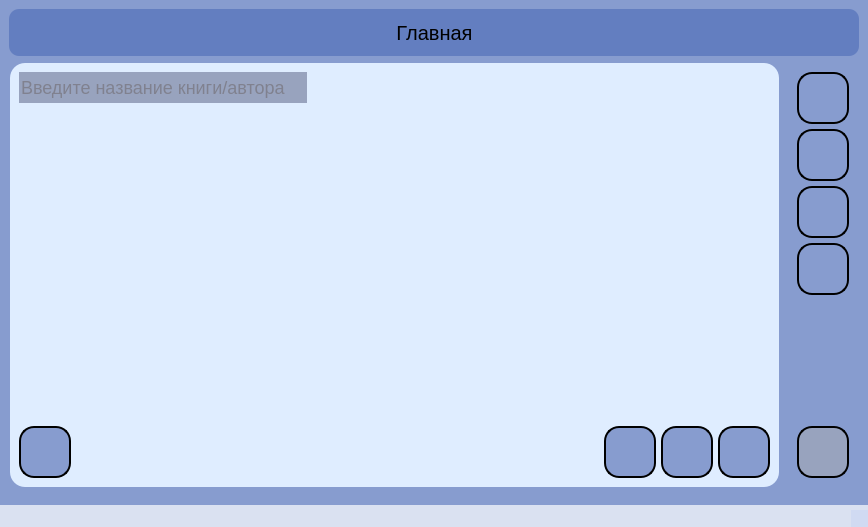
Above: mainwindow.ui from Shersula/LibrarySystem before the change. Below: the same form after it.
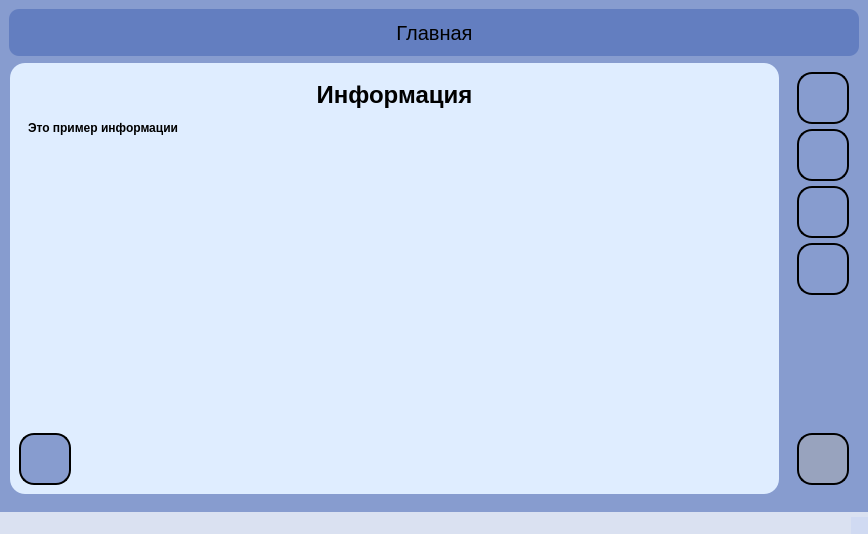
That is the form after the change. Icons and pictures are not drawn.

Commit message: Info Page Done

```diff
--- a/mainwindow.ui
+++ b/mainwindow.ui
@@ -10,7 +10,7 @@
     <x>0</x>
     <y>0</y>
     <width>868</width>
-    <height>527</height>
+    <height>534</height>
    </rect>
   </property>
   <property name="windowTitle">
@@ -128,14 +128,14 @@
        <item>
         <widget class="QStackedWidget" name="MainWidget">
          <property name="styleSheet">
-          <string notr="true">#AuthorizedPage, #GiveBookPage, #ClearPage, #GiveTicketPage, #CreateTicketPage, #BooksPage, #AddBookPage
+          <string notr="true">#AuthorizedPage, #GiveBookPage, #ClearPage, #GiveTicketPage, #CreateTicketPage, #BooksPage, #AddBookPage, #InfoPage
 {
 	background-color: rgba(255, 255, 255, 0);	
 	border-image: url(:/res/img/bg.png);
 }</string>
          </property>
          <property name="currentIndex">
-          <number>4</number>
+          <number>5</number>
          </property>
          <widget class="QWidget" name="AuthorizedPage">
           <layout class="QVBoxLayout" name="verticalLayout_5">
@@ -1969,6 +1969,161 @@
            </item>
           </layout>
          </widget>
+         <widget class="QWidget" name="InfoPage">
+          <layout class="QVBoxLayout" name="verticalLayout_29">
+           <property name="spacing">
+            <number>0</number>
+           </property>
+           <property name="leftMargin">
+            <number>0</number>
+           </property>
+           <property name="topMargin">
+            <number>0</number>
+           </property>
+           <property name="bottomMargin">
+            <number>0</number>
+           </property>
+           <item>
+            <widget class="QWidget" name="MainSubWindow_6" native="true">
+             <property name="styleSheet">
+              <string notr="true">#MainSubWindow_6
+{
+	background-color: rgb(223, 237, 255);
+	border-radius: 15px;
+}</string>
+             </property>
+             <layout class="QVBoxLayout" name="verticalLayout_28">
+              <property name="spacing">
+               <number>0</number>
+              </property>
+              <item>
+               <widget class="QWidget" name="InfoBox" native="true">
+                <property name="sizePolicy">
+                 <sizepolicy hsizetype="Expanding" vsizetype="Expanding">
+                  <horstretch>0</horstretch>
+                  <verstretch>0</verstretch>
+                 </sizepolicy>
+                </property>
+                <layout class="QHBoxLayout" name="horizontalLayout_18">
+                 <item>
+                  <widget class="QLabel" name="InfoLabel">
+                   <property name="styleSheet">
+                    <string notr="true">font-family: 'Acme';
+color: #000000;</string>
+                   </property>
+                   <property name="text">
+                    <string>&lt;html&gt;&lt;head/&gt;&lt;body&gt;&lt;p align=&quot;center&quot;&gt;&lt;span style=&quot; font-size:18pt; font-weight:700;&quot;&gt;Информация&lt;/span&gt;&lt;/p&gt;&lt;p&gt;&lt;span style=&quot; font-weight:700;&quot;&gt;Это пример информации&lt;/span&gt;&lt;/p&gt;&lt;/body&gt;&lt;/html&gt;</string>
+                   </property>
+                   <property name="alignment">
+                    <set>Qt::AlignLeading|Qt::AlignLeft|Qt::AlignVCenter</set>
+                   </property>
+                  </widget>
+                 </item>
+                </layout>
+               </widget>
+              </item>
+              <item>
+               <spacer name="verticalSpacer_5">
+                <property name="orientation">
+                 <enum>Qt::Vertical</enum>
+                </property>
+                <property name="sizeHint" stdset="0">
+                 <size>
+                  <width>20</width>
+                  <height>500</height>
+                 </size>
+                </property>
+               </spacer>
+              </item>
+              <item>
+               <layout class="QHBoxLayout" name="Sub_Button_Group_6">
+                <property name="spacing">
+                 <number>5</number>
+                </property>
+                <property name="sizeConstraint">
+                 <enum>QLayout::SetMinimumSize</enum>
+                </property>
+                <item>
+                 <widget class="QPushButton" name="InfoHomeBtn">
+                  <property name="sizePolicy">
+                   <sizepolicy hsizetype="Minimum" vsizetype="Expanding">
+                    <horstretch>0</horstretch>
+                    <verstretch>0</verstretch>
+                   </sizepolicy>
+                  </property>
+                  <property name="minimumSize">
+                   <size>
+                    <width>52</width>
+                    <height>52</height>
+                   </size>
+                  </property>
+                  <property name="maximumSize">
+                   <size>
+                    <width>52</width>
+                    <height>52</height>
+                   </size>
+                  </property>
+                  <property name="cursor">
+                   <cursorShape>PointingHandCursor</cursorShape>
+                  </property>
+                  <property name="styleSheet">
+                   <string notr="true">#InfoHomeBtn
+{
+	background-color: rgb(135, 156, 207);
+	border-color: rgb(0, 0, 0);
+	border: solid;
+	border-width: 2px;
+	border-radius: 15px;
+}
+
+#InfoHomeBtn:hover
+{
+	background-color: rgb(85, 98, 130);
+}
+
+#InfoHomeBtn:pressed
+{
+    border: unset;
+}</string>
+                  </property>
+                  <property name="text">
+                   <string/>
+                  </property>
+                  <property name="icon">
+                   <iconset resource="Resource.qrc">
+                    <normaloff>:/res/img/icons/HomeIcon.png</normaloff>:/res/img/icons/HomeIcon.png</iconset>
+                  </property>
+                  <property name="iconSize">
+                   <size>
+                    <width>40</width>
+                    <height>40</height>
+                   </size>
+                  </property>
+                 </widget>
+                </item>
+                <item>
+                 <spacer name="horizontalSpacer_37">
+                  <property name="orientation">
+                   <enum>Qt::Horizontal</enum>
+                  </property>
+                  <property name="sizeType">
+                   <enum>QSizePolicy::Expanding</enum>
+                  </property>
+                  <property name="sizeHint" stdset="0">
+                   <size>
+                    <width>40</width>
+                    <height>10</height>
+                   </size>
+                  </property>
+                 </spacer>
+                </item>
+               </layout>
+              </item>
+             </layout>
+            </widget>
+           </item>
+          </layout>
+         </widget>
          <widget class="QWidget" name="AddBookPage">
           <layout class="QVBoxLayout" name="verticalLayout_27">
            <property name="spacing">
```
The commit also changes 3 other files.
